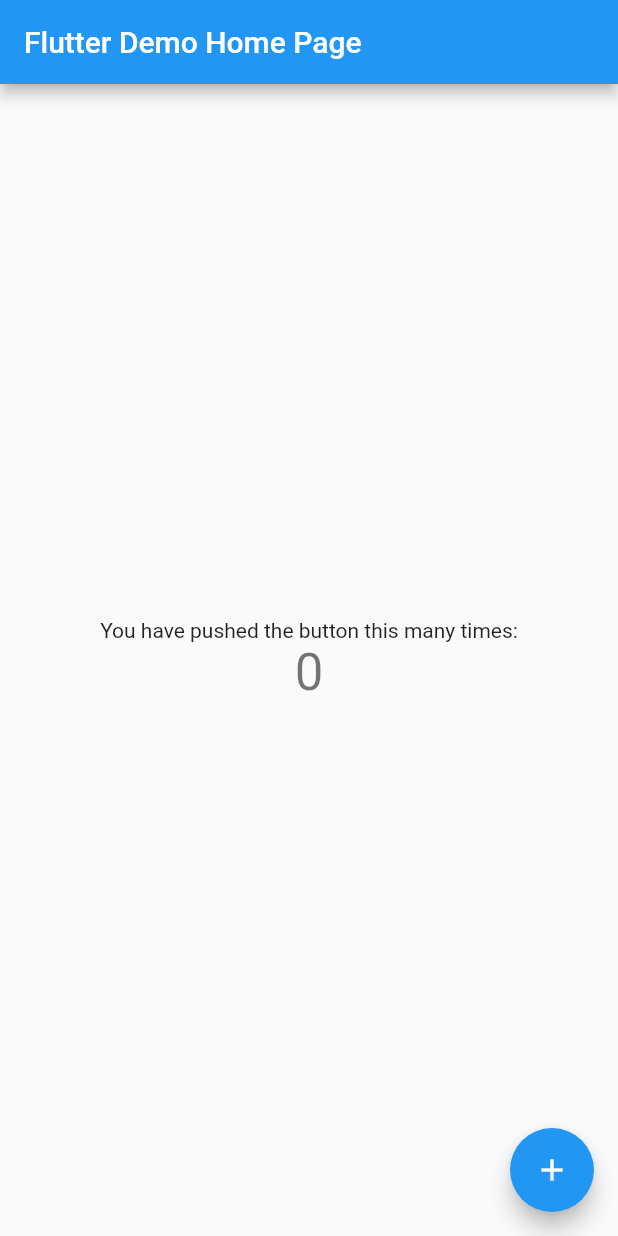
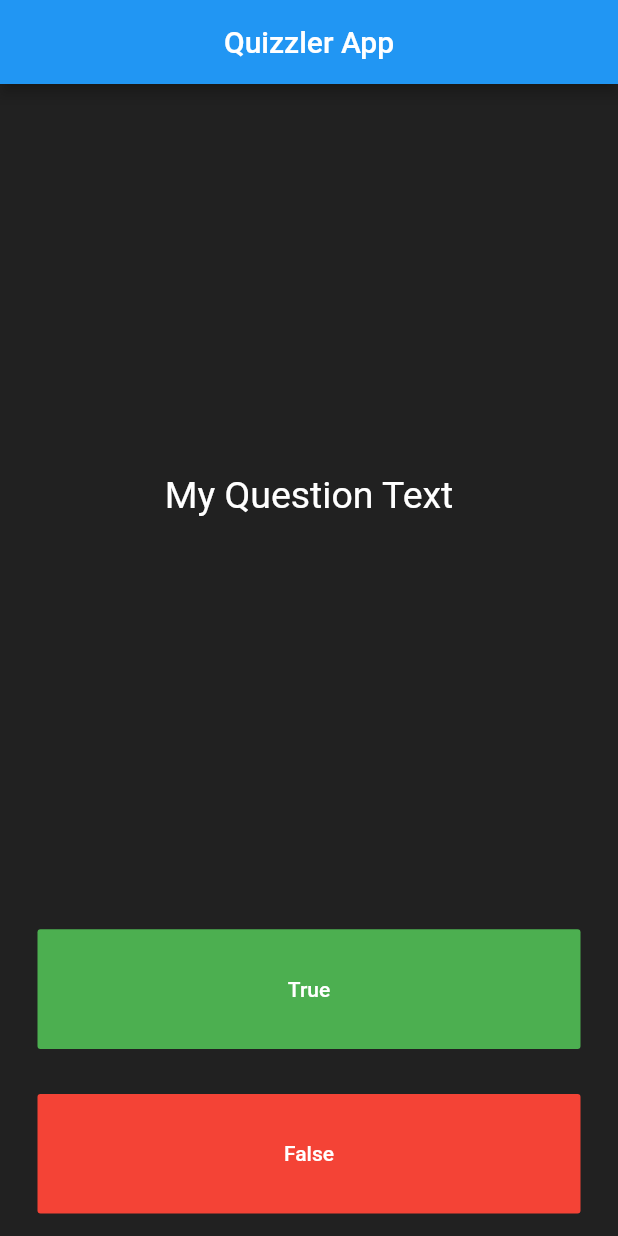
Before and after one commit to sadiqmmm/quizzler_app, a Flutter app: the screen it shows after launch, on a phone screen of 412 x 824 dp. Run offline on Flutter 3.47's test engine with Material 2 defaults, Android fonts, the phone set to English and light mode, and no system bars.

Commit message:
Add the basic interface with True and False

```diff
--- a/lib/main.dart
+++ b/lib/main.dart
@@ -5,113 +5,102 @@ void main() {
 }
 
 class MyApp extends StatelessWidget {
-  // This widget is the root of your application.
   @override
   Widget build(BuildContext context) {
     return MaterialApp(
-      title: 'Flutter Demo',
-      theme: ThemeData(
-        // This is the theme of your application.
-        //
-        // Try running your application with "flutter run". You'll see the
-        // application has a blue toolbar. Then, without quitting the app, try
-        // changing the primarySwatch below to Colors.green and then invoke
-        // "hot reload" (press "r" in the console where you ran "flutter run",
-        // or simply save your changes to "hot reload" in a Flutter IDE).
-        // Notice that the counter didn't reset back to zero; the application
-        // is not restarted.
-        primarySwatch: Colors.blue,
-        // This makes the visual density adapt to the platform that you run
-        // the app on. For desktop platforms, the controls will be smaller and
-        // closer together (more dense) than on mobile platforms.
-        visualDensity: VisualDensity.adaptivePlatformDensity,
+      debugShowCheckedModeBanner: false,
+      title: "Quizzler App",
+      home: Scaffold(
+        backgroundColor: Colors.grey.shade900,
+        appBar: AppBar(
+          title: Text("Quizzler App"),
+          centerTitle: true,
+        ),
+        body: SafeArea(
+          child: Padding(
+            padding: EdgeInsets.symmetric(horizontal: 10.0),
+            child: QuizzlerApp(),
+          ),
+        ),
       ),
-      home: MyHomePage(title: 'Flutter Demo Home Page'),
     );
   }
 }
 
-class MyHomePage extends StatefulWidget {
-  MyHomePage({Key key, this.title}) : super(key: key);
-
-  // This widget is the home page of your application. It is stateful, meaning
-  // that it has a State object (defined below) that contains fields that affect
-  // how it looks.
-
-  // This class is the configuration for the state. It holds the values (in this
-  // case the title) provided by the parent (in this case the App widget) and
-  // used by the build method of the State. Fields in a Widget subclass are
-  // always marked "final".
-
-  final String title;
-
+class QuizzlerApp extends StatefulWidget {
   @override
-  _MyHomePageState createState() => _MyHomePageState();
+  _QuizzlerAppState createState() => _QuizzlerAppState();
 }
 
-class _MyHomePageState extends State<MyHomePage> {
-  int _counter = 0;
-
-  void _incrementCounter() {
-    setState(() {
-      // This call to setState tells the Flutter framework that something has
-      // changed in this State, which causes it to rerun the build method below
-      // so that the display can reflect the updated values. If we changed
-      // _counter without calling setState(), then the build method would not be
-      // called again, and so nothing would appear to happen.
-      _counter++;
-    });
-  }
+class _QuizzlerAppState extends State<QuizzlerApp> {
+  List<Icon> scoreKeeper = [];
 
   @override
   Widget build(BuildContext context) {
-    // This method is rerun every time setState is called, for instance as done
-    // by the _incrementCounter method above.
-    //
-    // The Flutter framework has been optimized to make rerunning build methods
-    // fast, so that you can just rebuild anything that needs updating rather
-    // than having to individually change instances of widgets.
-    return Scaffold(
-      appBar: AppBar(
-        // Here we take the value from the MyHomePage object that was created by
-        // the App.build method, and use it to set our appbar title.
-        title: Text(widget.title),
-      ),
-      body: Center(
-        // Center is a layout widget. It takes a single child and positions it
-        // in the middle of the parent.
-        child: Column(
-          // Column is also a layout widget. It takes a list of children and
-          // arranges them vertically. By default, it sizes itself to fit its
-          // children horizontally, and tries to be as tall as its parent.
-          //
-          // Invoke "debug painting" (press "p" in the console, choose the
-          // "Toggle Debug Paint" action from the Flutter Inspector in Android
-          // Studio, or the "Toggle Debug Paint" command in Visual Studio Code)
-          // to see the wireframe for each widget.
-          //
-          // Column has various properties to control how it sizes itself and
-          // how it positions its children. Here we use mainAxisAlignment to
-          // center the children vertically; the main axis here is the vertical
-          // axis because Columns are vertical (the cross axis would be
-          // horizontal).
-          mainAxisAlignment: MainAxisAlignment.center,
-          children: <Widget>[
-            Text(
-              'You have pushed the button this many times:',
+    return Column(
+      mainAxisAlignment: MainAxisAlignment.spaceBetween,
+      crossAxisAlignment: CrossAxisAlignment.stretch,
+      children: <Widget>[
+        Expanded(
+          flex: 5,
+          child: Padding(
+            padding: EdgeInsets.all(10.0),
+            child: Center(
+              child: Text(
+                "My Question Text",
+                textAlign: TextAlign.center,
+                style: TextStyle(
+                  fontSize: 25.0,
+                  color: Colors.white,
+                ),
+              ),
             ),
-            Text(
-              '$_counter',
-              style: Theme.of(context).textTheme.headline4,
+          ),
+        ),
+        Expanded(
+          child: Padding(
+            padding: EdgeInsets.all(15.0),
+            child: FlatButton(
+              onPressed: () {
+                setState(() {
+                  scoreKeeper.add(
+                    Icon(
+                      Icons.check,
+                      color: Colors.green,
+                    ),
+                  );
+                });
+              },
+              child: Text('True'),
+              textColor: Colors.white,
+              color: Colors.green,
             ),
-          ],
+          ),
         ),
-      ),
-      floatingActionButton: FloatingActionButton(
-        onPressed: _incrementCounter,
-        tooltip: 'Increment',
-        child: Icon(Icons.add),
-      ), // This trailing comma makes auto-formatting nicer for build methods.
+        Expanded(
+          child: Padding(
+            padding: EdgeInsets.all(15.0),
+            child: FlatButton(
+              onPressed: () {
+                setState(() {
+                  scoreKeeper.add(
+                    Icon(
+                      Icons.close,
+                      color: Colors.red,
+                    ),
+                  );
+                });
+              },
+              child: Text('False'),
+              textColor: Colors.white,
+              color: Colors.red,
+            ),
+          ),
+        ),
+        Row(
+          children: scoreKeeper,
+        ),
+      ],
     );
   }
 }
```
